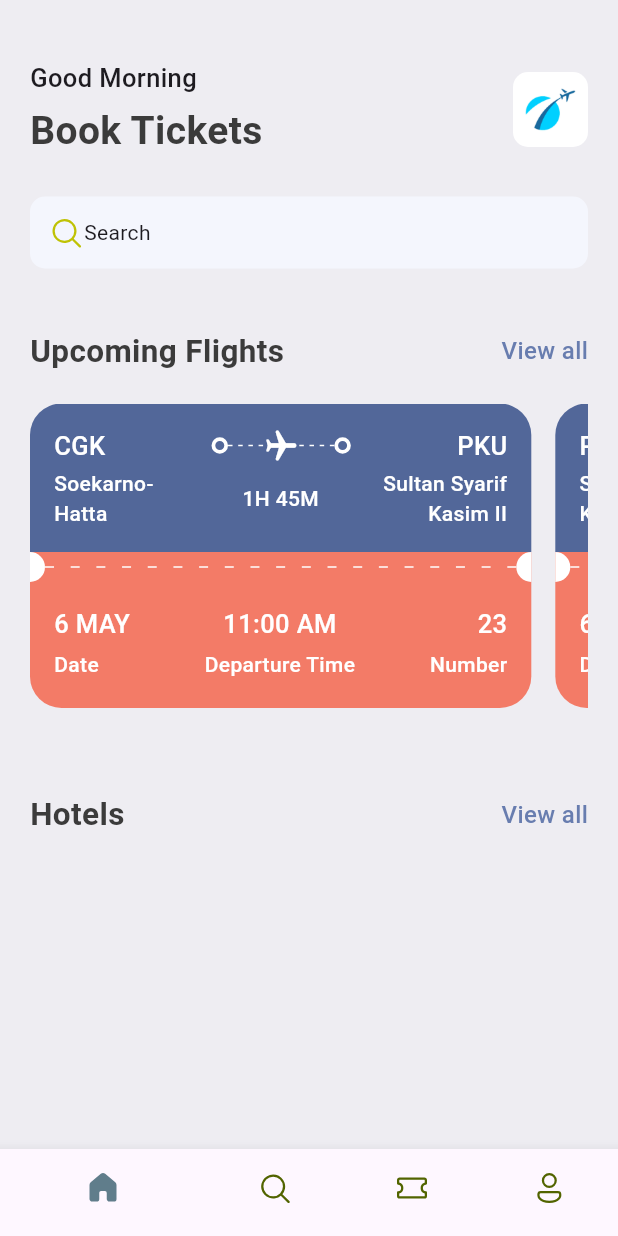
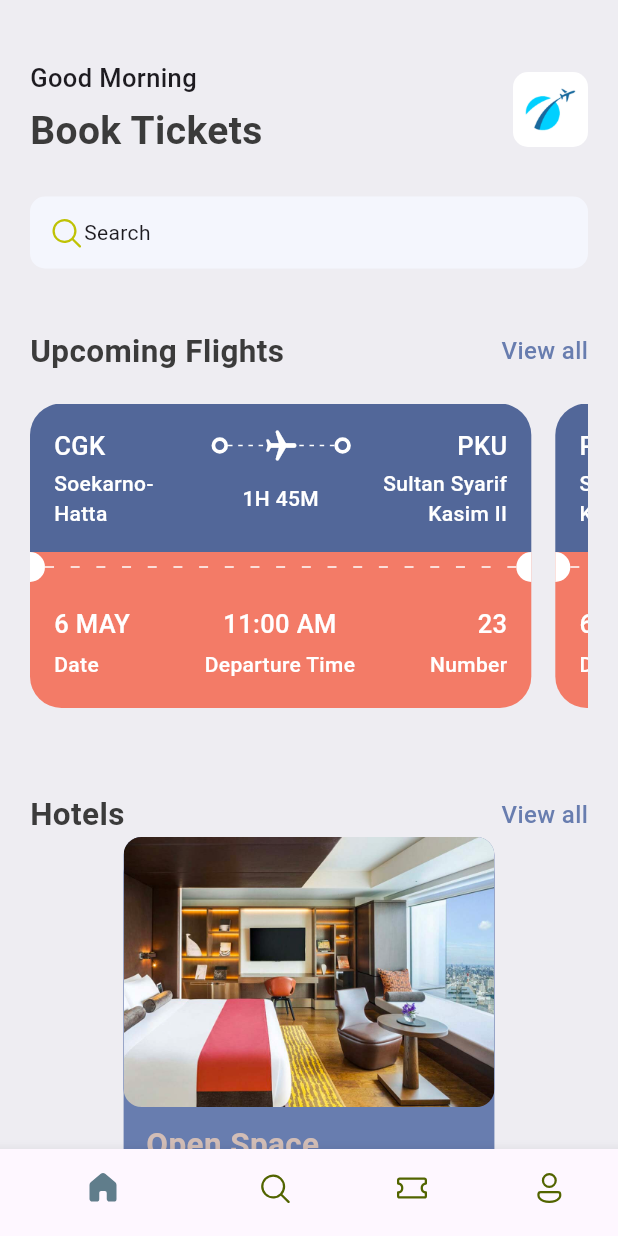
Before and after one commit to azrinurvani/Flutter-Ticket, a Flutter app: the screen it shows after launch, on a phone screen of 412 x 824 dp. Run offline on Flutter 3.47's test engine with Material 3 defaults, Android fonts, the phone set to English and light mode, and no system bars; our stand-ins replace fluentui_icons.

Commit message:
Routing navigation at main and UI Hotel Card

```diff
--- a/lib/base/res/media.dart
+++ b/lib/base/res/media.dart
@@ -1,4 +1,5 @@
 class AppMedia {
   static const _baseImage = "assets/images";
   static const logo = '$_baseImage/logo.png';
+  static const hotelRoom = '$_baseImage/hotel_room.png';
 }
--- a/lib/base/res/styles/app_styles.dart
+++ b/lib/base/res/styles/app_styles.dart
@@ -8,6 +8,7 @@ class AppStyles {
   static Color textColor = const Color(0xFF3B3B3B);
   static Color ticketBlue = const Color(0xFF526799);
   static Color ticketOrange = const Color(0xFFF37B67);
+  static Color kakiColor = const Color(0xFFd2bdb6);
 
   static TextStyle textStyle = TextStyle(
     fontSize: 16,
--- /dev/null
+++ b/lib/base/utils/app_routes.dart
@@ -0,0 +1,4 @@
+class AppRoutes {
+  static const String home = '/';
+  static const String allTickets = '/all_tickets';
+}
--- a/lib/base/widgets/app_double_text.dart
+++ b/lib/base/widgets/app_double_text.dart
@@ -1,16 +1,19 @@
 // ignore_for_file: public_member_api_docs, sort_constructors_first
 import 'package:flutter/material.dart';
 import 'package:ticket_app/base/res/styles/app_styles.dart';
+import 'package:ticket_app/base/utils/app_routes.dart';
 
 class AppDoubleText extends StatelessWidget {
   const AppDoubleText({
     super.key,
     required this.bigText,
     required this.smallText,
+    required this.func,
   });
 
   final String bigText;
   final String smallText;
+  final VoidCallback func;
 
   @override
   Widget build(BuildContext context) {
@@ -22,16 +25,13 @@ class AppDoubleText extends StatelessWidget {
           style: AppStyles.headLineStyle2,
         ),
         InkWell(
+          onTap: func,
           child: Text(
             smallText,
             style: AppStyles.textStyle.copyWith(
               color: AppStyles.primaryColor,
             ),
           ),
-          onTap: () => Navigator.pushNamed(
-            context,
-            "/all_tickets",
-          ),
         ),
       ],
     );
--- a/lib/main.dart
+++ b/lib/main.dart
@@ -1,5 +1,6 @@
 import 'package:flutter/material.dart';
 import 'package:ticket_app/base/bottom_nav_bar.dart';
+import 'package:ticket_app/base/utils/app_routes.dart';
 import 'package:ticket_app/screens/all_tickets.dart';
 
 void main() {
@@ -14,9 +15,9 @@ class MyApp extends StatelessWidget {
     return MaterialApp(
       debugShowCheckedModeBanner: false,
       routes: {
-        "/": (context) =>
+        AppRoutes.home: (context) =>
             const BottomNavBar(), //only use home property or slash routes for home
-        "/all_tickets": (context) => const AllTickets(),
+        AppRoutes.allTickets: (context) => const AllTickets(),
       },
     );
   }
--- a/lib/screens/home_screen.dart
+++ b/lib/screens/home_screen.dart
@@ -3,8 +3,11 @@ import 'package:flutter/material.dart';
 import 'package:ticket_app/base/res/media.dart';
 import 'package:ticket_app/base/res/styles/app_styles.dart';
 import 'package:ticket_app/base/utils/all_json.dart';
+import 'package:ticket_app/base/utils/app_routes.dart';
 import 'package:ticket_app/base/widgets/app_double_text.dart';
 import 'package:ticket_app/base/widgets/ticket_view.dart';
+
+import 'widgets/hotel.dart';
 
 class HomeScreen extends StatelessWidget {
   const HomeScreen({super.key});
@@ -81,6 +84,10 @@ class HomeScreen extends StatelessWidget {
                 AppDoubleText(
                   bigText: 'Upcoming Flights',
                   smallText: 'View all',
+                  func: () => Navigator.pushNamed(
+                    context,
+                    AppRoutes.allTickets,
+                  ),
                 ),
                 const SizedBox(
                   height: 20,
@@ -100,7 +107,12 @@ class HomeScreen extends StatelessWidget {
                 AppDoubleText(
                   bigText: 'Hotels',
                   smallText: 'View all',
+                  func: () => Navigator.pushNamed(
+                    context,
+                    AppRoutes.allTickets,
+                  ),
                 ),
+                Hotel(),
               ],
             ),
           ),
--- /dev/null
+++ b/lib/screens/widgets/hotel.dart
@@ -0,0 +1,75 @@
+import 'package:flutter/material.dart';
+import 'package:ticket_app/base/res/media.dart';
+import 'package:ticket_app/base/res/styles/app_styles.dart';
+
+class Hotel extends StatelessWidget {
+  const Hotel({super.key});
+
+  @override
+  Widget build(BuildContext context) {
+    final size = MediaQuery.of(context).size;
+    return Container(
+      width: size.width * 0.6,
+      height: 350,
+      decoration: BoxDecoration(
+        color: AppStyles.primaryColor,
+        borderRadius: BorderRadius.circular(24),
+      ),
+      child: Column(
+        crossAxisAlignment: CrossAxisAlignment.start, //horizontal alignment
+        children: [
+          Container(
+            height: 180,
+            decoration: BoxDecoration(
+              color: AppStyles.primaryColor,
+              borderRadius: BorderRadius.circular(12),
+              image: DecorationImage(
+                image: AssetImage(AppMedia.hotelRoom),
+                fit: BoxFit.cover,
+              ),
+            ),
+          ),
+          SizedBox(
+            height: 10,
+          ),
+          Padding(
+            padding: const EdgeInsets.only(left: 15.0),
+            child: Text(
+              "Open Space",
+              style: AppStyles.headLineStyle2.copyWith(
+                color: AppStyles.kakiColor,
+              ),
+              textAlign: TextAlign.start,
+            ),
+          ),
+          SizedBox(
+            height: 5,
+          ),
+          Padding(
+            padding: const EdgeInsets.only(left: 15.0),
+            child: Text(
+              "London",
+              style: AppStyles.headLineStyle4.copyWith(
+                color: Colors.white,
+              ),
+              textAlign: TextAlign.start,
+            ),
+          ),
+          SizedBox(
+            height: 5,
+          ),
+          Padding(
+            padding: const EdgeInsets.only(left: 15.0),
+            child: Text(
+              "\$25/night",
+              style: AppStyles.headLineStyle3.copyWith(
+                color: AppStyles.kakiColor,
+              ),
+              textAlign: TextAlign.start,
+            ),
+          ),
+        ],
+      ),
+    );
+  }
+}
```
